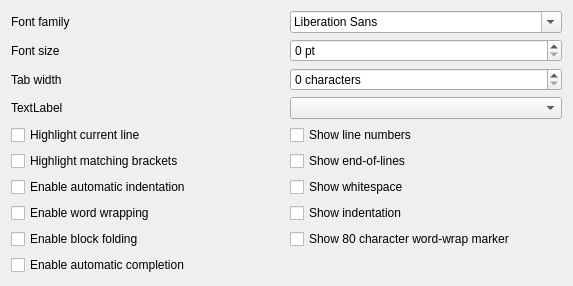
The window that resources/ui/prefsWidget.ui (smathot/QProgEdit) describes before a commit, drawn with Qt 5.
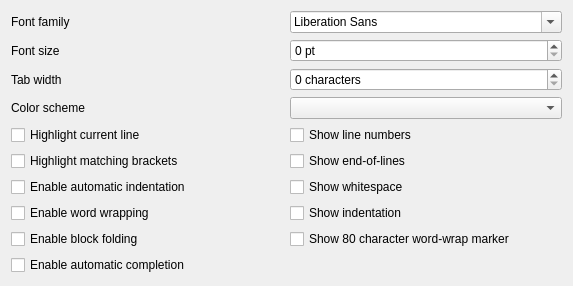
The same window after the commit.

```diff
--- a/resources/ui/prefsWidget.ui
+++ b/resources/ui/prefsWidget.ui
@@ -138,7 +138,7 @@
    <item row="3" column="0">
     <widget class="QLabel" name="label">
      <property name="text">
-      <string>TextLabel</string>
+      <string>Color scheme</string>
      </property>
     </widget>
    </item>
```
Left out of the diff: 4 changed lines with no effect on the pictures.
